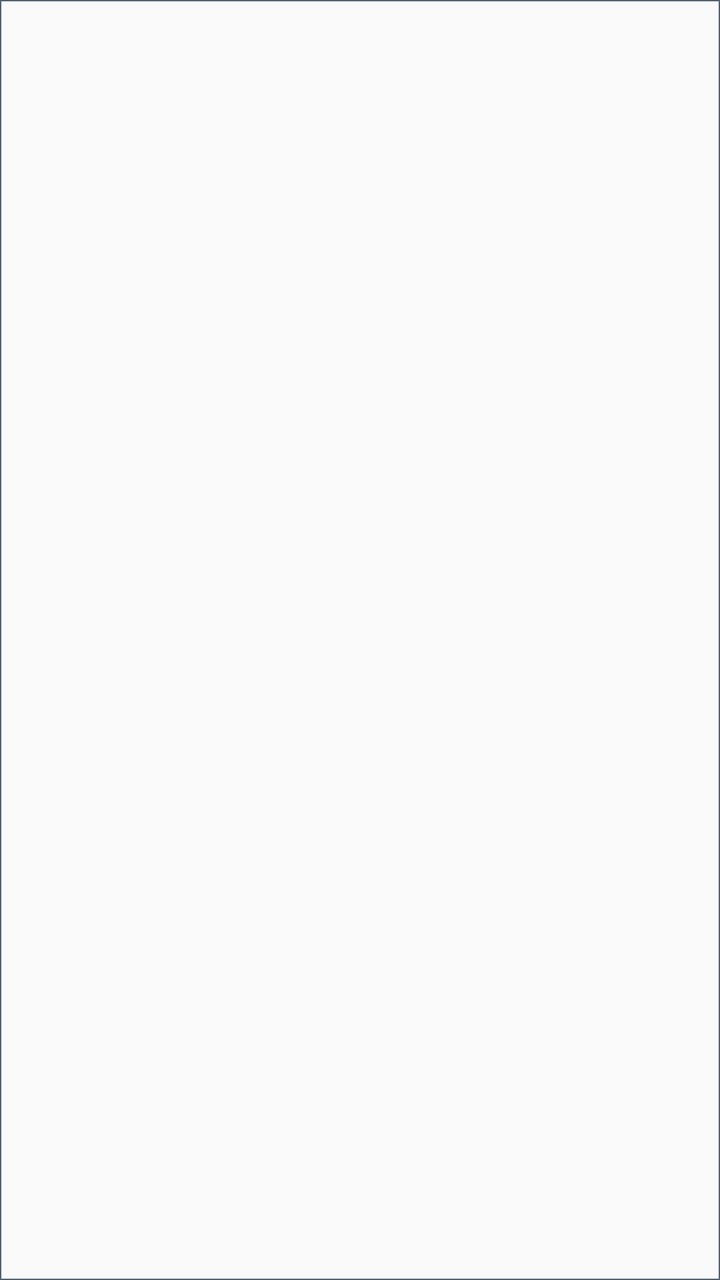
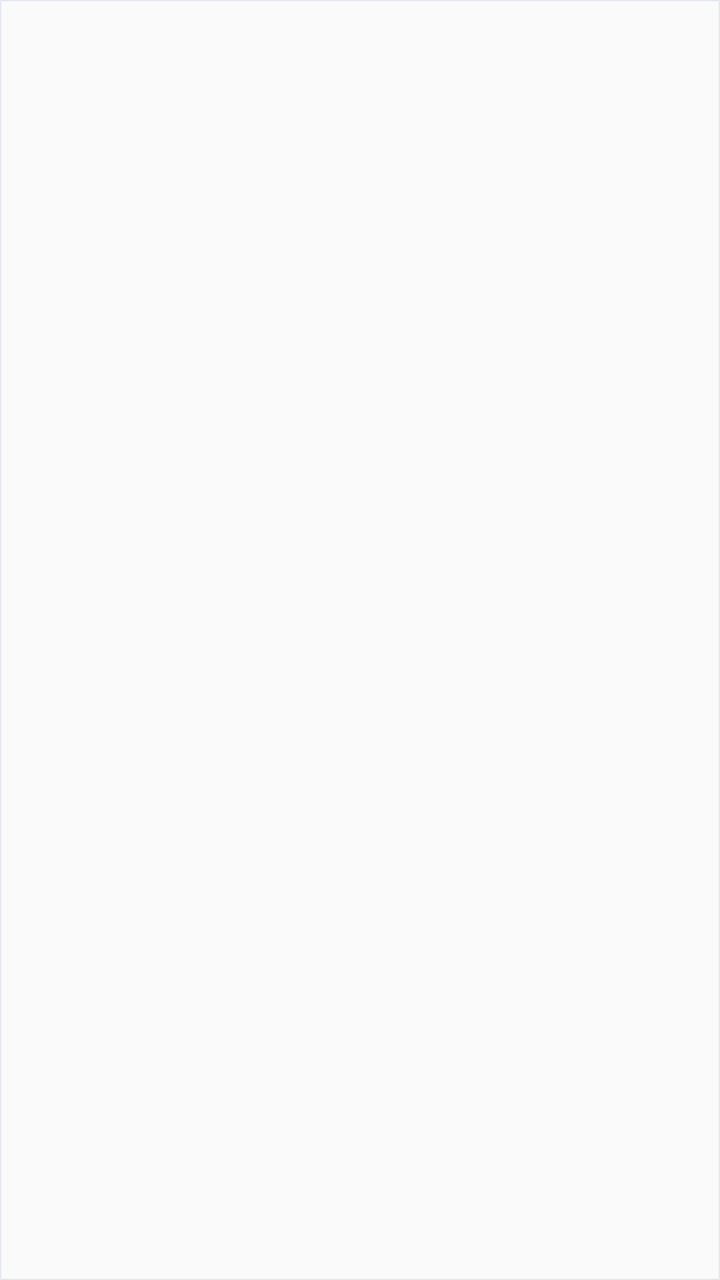

Compare the two renders of this Android layout. The source of the first and the diff that turns it into the second are given below.
<!-- AndroidManifest.xml: application theme android:Theme.Material.Light.NoActionBar -->
<!-- res/layout/widget_calendar_day.xml -->
<LinearLayout xmlns:android="http://schemas.android.com/apk/res/android"
    android:id="@+id/calendar_day_cell"
    android:layout_width="0dp"
    android:layout_height="match_parent"
    android:layout_weight="1"
    android:layout_margin="0dp"
    android:background="@drawable/widget_calendar_cell"
    android:orientation="vertical"
    android:padding="2dp">
    <TextView
        android:id="@+id/calendar_day"
        android:layout_width="28dp"
        android:layout_height="24dp"
        android:layout_gravity="center_horizontal"
        android:gravity="center"
        android:includeFontPadding="false"
        android:textColor="#303744"
        android:textSize="11sp" />
    <LinearLayout
        android:id="@+id/calendar_day_events"
        android:layout_width="match_parent"
        android:layout_height="wrap_content"
        android:orientation="vertical" />
</LinearLayout>
<!-- resources referenced by this layout -->
<resources>
  <!-- drawable widget_calendar_cell (drawable) -->
  <shape xmlns:android="http://schemas.android.com/apk/res/android" android:shape="rectangle">
      <solid android:color="#00FFFFFF" />
      <stroke android:width="0.5dp" android:color="#536174" />
      <corners android:radius="0dp" />
  </shape>
</resources>

<!-- the commit's change to res/layout/widget_calendar_day.xml (unified diff, before → after) -->
@@ -6,16 +6,27 @@
     android:layout_margin="0dp"
     android:background="@drawable/widget_calendar_cell"
     android:orientation="vertical"
-    android:padding="2dp">
+    android:padding="1dp">
     <TextView
         android:id="@+id/calendar_day"
-        android:layout_width="28dp"
-        android:layout_height="24dp"
+        android:layout_width="22dp"
+        android:layout_height="22dp"
         android:layout_gravity="center_horizontal"
         android:gravity="center"
         android:includeFontPadding="false"
         android:textColor="#303744"
         android:textSize="11sp" />
+    <TextView
+        android:id="@+id/calendar_sub"
+        android:layout_width="match_parent"
+        android:layout_height="wrap_content"
+        android:layout_marginBottom="1dp"
+        android:ellipsize="end"
+        android:gravity="center"
+        android:includeFontPadding="false"
+        android:maxLines="1"
+        android:textColor="#8A91A0"
+        android:textSize="8sp" />
     <LinearLayout
         android:id="@+id/calendar_day_events"
         android:layout_width="match_parent"
<!-- resource entries referenced after the edit -->
@@ -3,7 +3,7 @@
   <!-- drawable widget_calendar_cell (drawable) -->
   <shape xmlns:android="http://schemas.android.com/apk/res/android" android:shape="rectangle">
       <solid android:color="#00FFFFFF" />
-      <stroke android:width="0.5dp" android:color="#536174" />
+      <stroke android:width="0.5dp" android:color="#E6E9EF" />
       <corners android:radius="0dp" />
   </shape>
 </resources>
